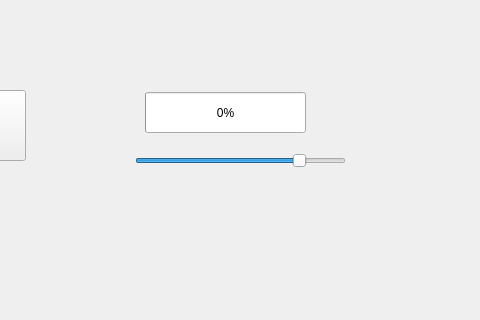
Qt form ui/mainwindow.ui (FedarKryvitski/Spectrum-analyzer) before a commit; both pictures show x 465 to 945 and y 190 to 510 of the 1099 by 730 pixel window.
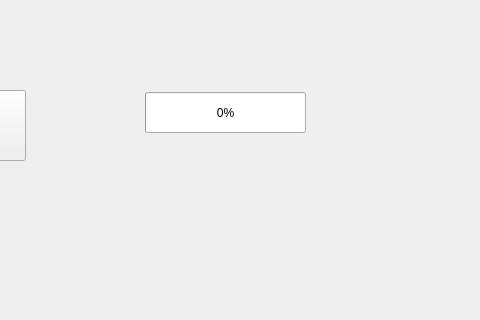
The same form after that commit. Custom widgets are drawn as their Qt base class.

```diff
--- a/ui/mainwindow.ui
+++ b/ui/mainwindow.ui
@@ -83,25 +83,6 @@
      <number>0</number>
     </property>
    </widget>
-   <widget class="QSlider" name="sliderVolume">
-    <property name="geometry">
-     <rect>
-      <x>600</x>
-      <y>330</y>
-      <width>211</width>
-      <height>41</height>
-     </rect>
-    </property>
-    <property name="maximum">
-     <number>100</number>
-    </property>
-    <property name="value">
-     <number>80</number>
-    </property>
-    <property name="orientation">
-     <enum>Qt::Orientation::Horizontal</enum>
-    </property>
-   </widget>
   </widget>
   <widget class="QMenuBar" name="menubar">
    <property name="geometry">
```
